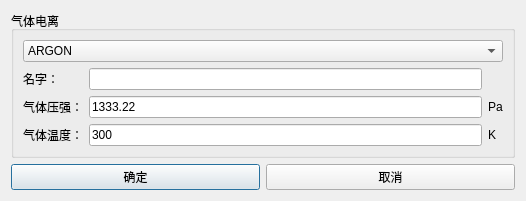
BeQuiet1228/FreeCAD, file src/Mod/Model3D/Command3D/Physics3DCommand/Ioni/IoniDialog.ui: the form before one commit.
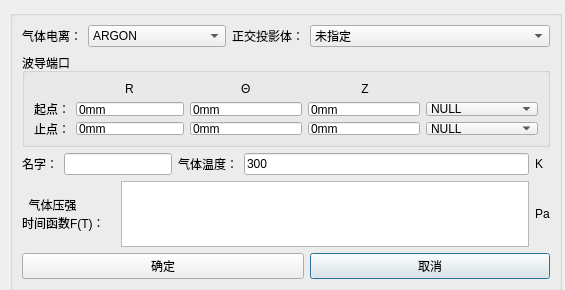
The form after the commit. Custom widgets are drawn as their Qt base class.

Commit message: 添加物理设置中坐标栏参数提示选择功能;增加气体电离选择体的界面

```diff
--- a/src/Mod/Model3D/Command3D/Physics3DCommand/Ioni/IoniDialog.ui
+++ b/src/Mod/Model3D/Command3D/Physics3DCommand/Ioni/IoniDialog.ui
@@ -6,21 +6,40 @@
    <rect>
     <x>0</x>
     <y>0</y>
-    <width>526</width>
-    <height>199</height>
+    <width>565</width>
+    <height>290</height>
    </rect>
   </property>
   <property name="windowTitle">
    <string>气体电离</string>
   </property>
-  <layout class="QVBoxLayout" name="verticalLayout_2">
-   <item>
     <widget class="QGroupBox" name="groupBox">
+   <property name="geometry">
+    <rect>
+     <x>10</x>
+     <y>10</y>
+     <width>552</width>
+     <height>281</height>
+    </rect>
+   </property>
      <property name="title">
-      <string>气体电离</string>
-     </property>
-     <layout class="QVBoxLayout" name="verticalLayout">
-      <item>
+    <string/>
+   </property>
+   <layout class="QGridLayout" name="gridLayout_3">
+    <item row="0" column="0">
+     <widget class="QLabel" name="Label_type">
+      <property name="sizePolicy">
+       <sizepolicy hsizetype="Fixed" vsizetype="Preferred">
+        <horstretch>0</horstretch>
+        <verstretch>0</verstretch>
+       </sizepolicy>
+      </property>
+      <property name="text">
+       <string>气体电离：</string>
+      </property>
+     </widget>
+    </item>
+    <item row="0" column="1">
        <widget class="QComboBox" name="cb_type">
         <item>
          <property name="text">
@@ -79,85 +98,268 @@
         </item>
        </widget>
       </item>
+    <item row="0" column="2">
+     <widget class="QLabel" name="Label_Shadow">
+      <property name="sizePolicy">
+       <sizepolicy hsizetype="Fixed" vsizetype="Preferred">
+        <horstretch>0</horstretch>
+        <verstretch>0</verstretch>
+       </sizepolicy>
+      </property>
+      <property name="text">
+       <string>正交投影体：</string>
+      </property>
+     </widget>
+    </item>
+    <item row="0" column="3">
+     <widget class="StyledComboBox" name="ComboBox_Shadow">
+      <property name="enabled">
+       <bool>true</bool>
+      </property>
+      <property name="sizePolicy">
+       <sizepolicy hsizetype="Preferred" vsizetype="Fixed">
+        <horstretch>1</horstretch>
+        <verstretch>0</verstretch>
+       </sizepolicy>
+      </property>
+      <property name="maximumSize">
+       <size>
+        <width>3000</width>
+        <height>16777215</height>
+       </size>
+      </property>
+      <property name="sizeIncrement">
+       <size>
+        <width>1</width>
+        <height>0</height>
+       </size>
+      </property>
+      <property name="editable">
+       <bool>false</bool>
+      </property>
+      <item>
+       <property name="text">
+        <string>未指定</string>
+       </property>
+      </item>
+     </widget>
+    </item>
+    <item row="1" column="0" colspan="4">
+     <widget class="QGroupBox" name="groupBox_Port">
+      <property name="sizePolicy">
+       <sizepolicy hsizetype="Preferred" vsizetype="Preferred">
+        <horstretch>0</horstretch>
+        <verstretch>0</verstretch>
+       </sizepolicy>
+      </property>
+      <property name="title">
+       <string>波导端口</string>
+      </property>
+      <property name="flat">
+       <bool>true</bool>
+      </property>
+      <layout class="QVBoxLayout" name="verticalLayout_3">
       <item>
        <layout class="QGridLayout" name="gridLayout">
+         <item row="2" column="3">
+          <widget class="QLineEdit" name="LineEdit_end_y">
+           <property name="text">
+            <string>0mm</string>
+           </property>
+          </widget>
+         </item>
+         <item row="0" column="1" colspan="2" alignment="Qt::AlignHCenter">
+          <widget class="QLabel" name="label_X">
+           <property name="text">
+            <string>R</string>
+           </property>
+          </widget>
+         </item>
+         <item row="1" column="0">
+          <widget class="QLabel" name="label_start">
+           <property name="text">
+            <string>起点：</string>
+           </property>
+          </widget>
+         </item>
+         <item row="2" column="1" colspan="2">
+          <widget class="QLineEdit" name="LineEdit_end_x">
+           <property name="enabled">
+            <bool>true</bool>
+           </property>
+           <property name="text">
+            <string>0mm</string>
+           </property>
+          </widget>
+         </item>
+         <item row="1" column="4">
+          <widget class="QLineEdit" name="LineEdit_start_z">
+           <property name="text">
+            <string>0mm</string>
+           </property>
+          </widget>
+         </item>
+         <item row="0" column="3" alignment="Qt::AlignHCenter">
+          <widget class="QLabel" name="label_Y">
+           <property name="layoutDirection">
+            <enum>Qt::LeftToRight</enum>
+           </property>
+           <property name="text">
+            <string>Θ</string>
+           </property>
+          </widget>
+         </item>
         <item row="2" column="0">
+          <widget class="QLabel" name="label_end">
+           <property name="text">
+            <string>止点：</string>
+           </property>
+          </widget>
+         </item>
+         <item row="2" column="4">
+          <widget class="QLineEdit" name="LineEdit_end_z">
+           <property name="text">
+            <string>0mm</string>
+           </property>
+          </widget>
+         </item>
+         <item row="1" column="1" colspan="2">
+          <widget class="QLineEdit" name="LineEdit_start_x">
+           <property name="text">
+            <string>0mm</string>
+           </property>
+          </widget>
+         </item>
+         <item row="1" column="5">
+          <widget class="StyledComboBox" name="ComboBox_start">
+           <property name="sizePolicy">
+            <sizepolicy hsizetype="Expanding" vsizetype="Fixed">
+             <horstretch>0</horstretch>
+             <verstretch>0</verstretch>
+            </sizepolicy>
+           </property>
+           <item>
+            <property name="text">
+             <string>NULL</string>
+            </property>
+           </item>
+          </widget>
+         </item>
+         <item row="2" column="5">
+          <widget class="StyledComboBox" name="ComboBox_end">
+           <property name="sizePolicy">
+            <sizepolicy hsizetype="Expanding" vsizetype="Fixed">
+             <horstretch>0</horstretch>
+             <verstretch>0</verstretch>
+            </sizepolicy>
+           </property>
+           <item>
+            <property name="text">
+             <string>NULL</string>
+            </property>
+           </item>
+          </widget>
+         </item>
+         <item row="0" column="4" alignment="Qt::AlignHCenter">
+          <widget class="QLabel" name="label_Z">
+           <property name="text">
+            <string> Z</string>
+           </property>
+          </widget>
+         </item>
+         <item row="1" column="3">
+          <widget class="QLineEdit" name="LineEdit_start_y">
+           <property name="text">
+            <string>0mm</string>
+           </property>
+          </widget>
+         </item>
+        </layout>
+       </item>
+      </layout>
+     </widget>
+    </item>
+    <item row="2" column="0" colspan="4">
+     <layout class="QGridLayout" name="gridLayout_2">
+      <item row="0" column="0">
+       <widget class="QLabel" name="lb_name">
+        <property name="text">
+         <string>名字：</string>
+        </property>
+       </widget>
+      </item>
+      <item row="0" column="1" colspan="2">
+       <widget class="QLineEdit" name="le_name"/>
+      </item>
+      <item row="0" column="3">
          <widget class="QLabel" name="label_2">
           <property name="text">
            <string>气体温度：</string>
           </property>
          </widget>
         </item>
-        <item row="2" column="2">
+      <item row="0" column="4">
+       <widget class="QLineEdit" name="le_temperature">
+        <property name="text">
+         <string>300</string>
+        </property>
+       </widget>
+      </item>
+      <item row="0" column="5">
          <widget class="QLabel" name="label_4">
           <property name="text">
            <string>K</string>
           </property>
          </widget>
         </item>
-        <item row="1" column="0">
+      <item row="2" column="0" colspan="2">
          <widget class="QLabel" name="label">
           <property name="text">
-           <string>气体压强：</string>
+         <string>  气体压强
+时间函数F(T)：</string>
           </property>
          </widget>
         </item>
-        <item row="2" column="1">
-         <widget class="QLineEdit" name="le_temperature">
-          <property name="text">
-           <string>300</string>
+      <item row="2" column="2" colspan="3">
+       <widget class="QTextEdit" name="le_pressure">
+        <property name="enabled">
+         <bool>true</bool>
           </property>
          </widget>
         </item>
-        <item row="1" column="1">
-         <widget class="QLineEdit" name="le_pressure">
-          <property name="text">
-           <string>1333.22</string>
-          </property>
-         </widget>
-        </item>
-        <item row="1" column="2">
+      <item row="2" column="5">
          <widget class="QLabel" name="label_3">
           <property name="text">
            <string>Pa</string>
           </property>
          </widget>
         </item>
-        <item row="0" column="0">
-         <widget class="QLabel" name="lb_name">
-          <property name="text">
-           <string>名字：</string>
-          </property>
-         </widget>
-        </item>
-        <item row="0" column="1">
-         <widget class="QLineEdit" name="le_name"/>
-        </item>
-       </layout>
-      </item>
-     </layout>
-    </widget>
-   </item>
-   <item>
-    <layout class="QHBoxLayout" name="horizontalLayout">
-     <item>
-      <widget class="QPushButton" name="pb_ok">
-       <property name="text">
-        <string>确定</string>
-       </property>
-      </widget>
-     </item>
-     <item>
+     </layout>
+    </item>
+    <item row="3" column="3">
       <widget class="QPushButton" name="pb_cancel">
        <property name="text">
         <string>取消</string>
        </property>
       </widget>
      </item>
-    </layout>
+    <item row="3" column="0" colspan="3">
+     <widget class="QPushButton" name="pb_ok">
+      <property name="text">
+       <string>确定</string>
+      </property>
+     </widget>
    </item>
   </layout>
  </widget>
+ </widget>
+ <customwidgets>
+  <customwidget>
+   <class>StyledComboBox</class>
+   <extends>QComboBox</extends>
+   <header>StyledComboBox.h</header>
+  </customwidget>
+ </customwidgets>
  <tabstops>
   <tabstop>pb_ok</tabstop>
   <tabstop>pb_cancel</tabstop>
```
Left out of the diff: 1 changed line with no effect on the pictures. Lines whose indentation alone changed are shown as unchanged. The commit also changes 27 other files.
